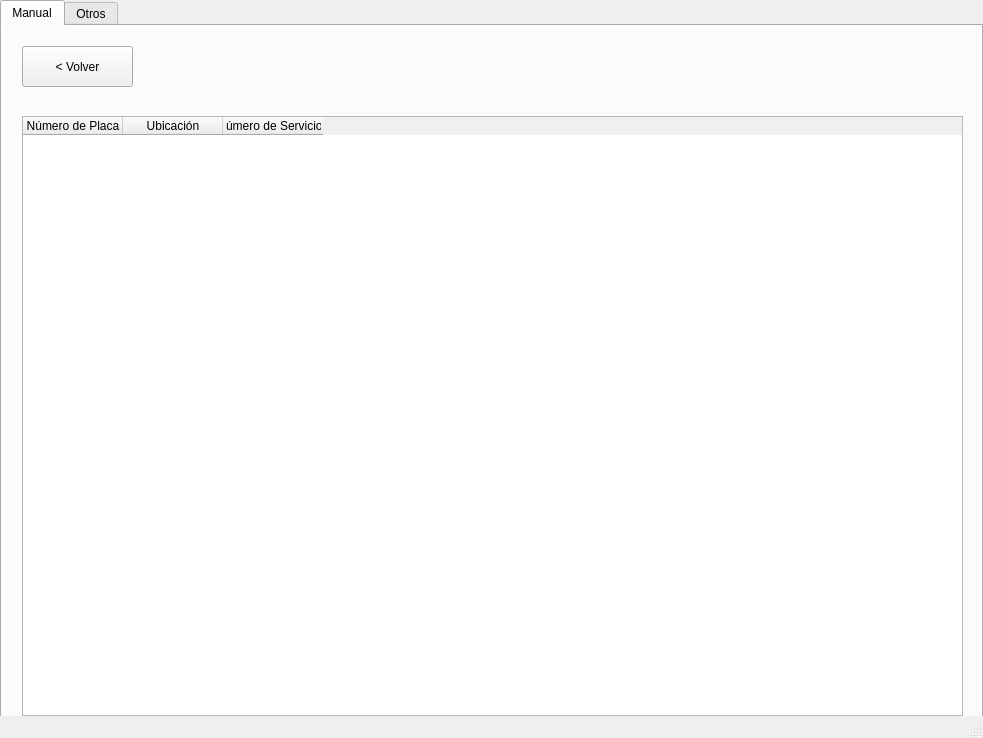
Qt form src/centro_garantia_vehiculos/centrogarantiavehiculo.ui (gabrielmj23/taller-mecanico-so) before a commit.
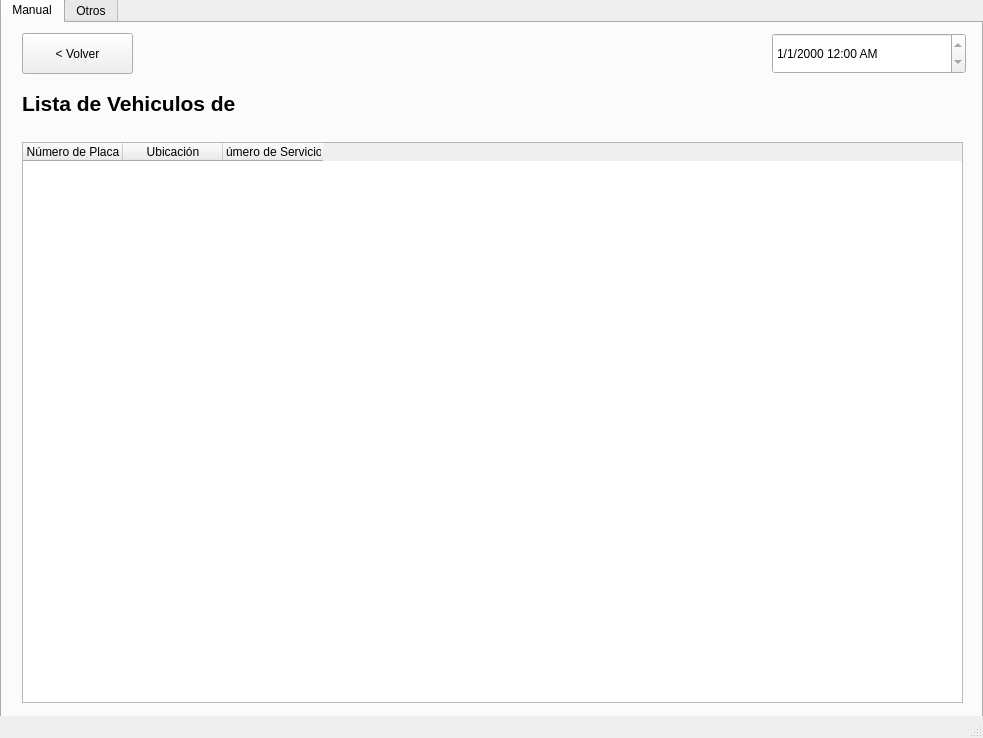
The same form after that commit. The open tabs and pages were chosen to show the change.

```diff
--- a/src/centro_garantia_vehiculos/centrogarantiavehiculo.ui
+++ b/src/centro_garantia_vehiculos/centrogarantiavehiculo.ui
@@ -18,9 +18,9 @@
     <property name="geometry">
      <rect>
       <x>0</x>
-      <y>0</y>
+      <y>-3</y>
       <width>983</width>
-      <height>738</height>
+      <height>741</height>
      </rect>
     </property>
     <property name="sizePolicy">
@@ -190,7 +190,7 @@
         <property name="geometry">
          <rect>
           <x>20</x>
-          <y>20</y>
+          <y>10</y>
           <width>111</width>
           <height>41</height>
          </rect>
@@ -203,9 +203,9 @@
         <property name="geometry">
          <rect>
           <x>20</x>
-          <y>90</y>
+          <y>119</y>
           <width>941</width>
-          <height>600</height>
+          <height>561</height>
          </rect>
         </property>
         <property name="sizePolicy">
@@ -230,6 +230,41 @@
          </property>
         </column>
        </widget>
+       <widget class="QLabel" name="label">
+        <property name="geometry">
+         <rect>
+          <x>20</x>
+          <y>60</y>
+          <width>531</width>
+          <height>41</height>
+         </rect>
+        </property>
+        <property name="font">
+         <font>
+          <pointsize>16</pointsize>
+          <bold>true</bold>
+         </font>
+        </property>
+        <property name="text">
+         <string>Lista de Vehiculos de </string>
+        </property>
+       </widget>
+       <widget class="QDateTimeEdit" name="dateTimeEdit">
+        <property name="geometry">
+         <rect>
+          <x>770</x>
+          <y>10</y>
+          <width>194</width>
+          <height>41</height>
+         </rect>
+        </property>
+        <property name="readOnly">
+         <bool>true</bool>
+        </property>
+        <property name="displayFormat">
+         <string>d/M/yyyy h:mm AP</string>
+        </property>
+       </widget>
       </widget>
       <widget class="QWidget" name="page_3"/>
      </widget>
```
Left out of the diff: 50 changed lines with no effect on the pictures.
